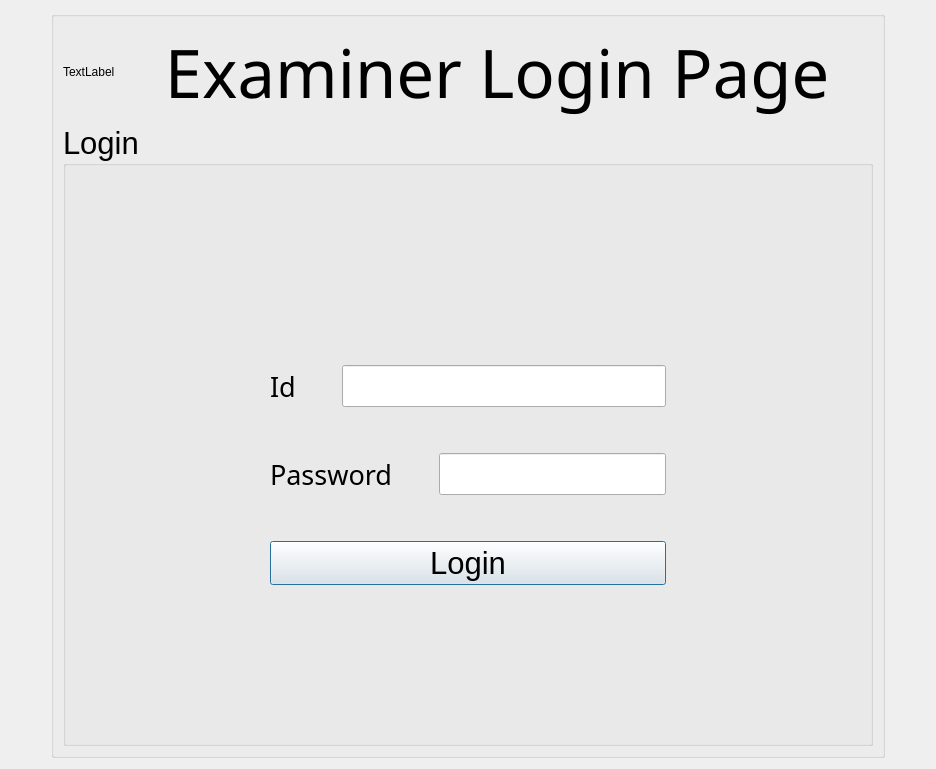
This is ExamSphereV1/examinerlogin.ui in BiratBC/ExamSphereV1 as Qt 5 draws it before an edit. The edited form follows.
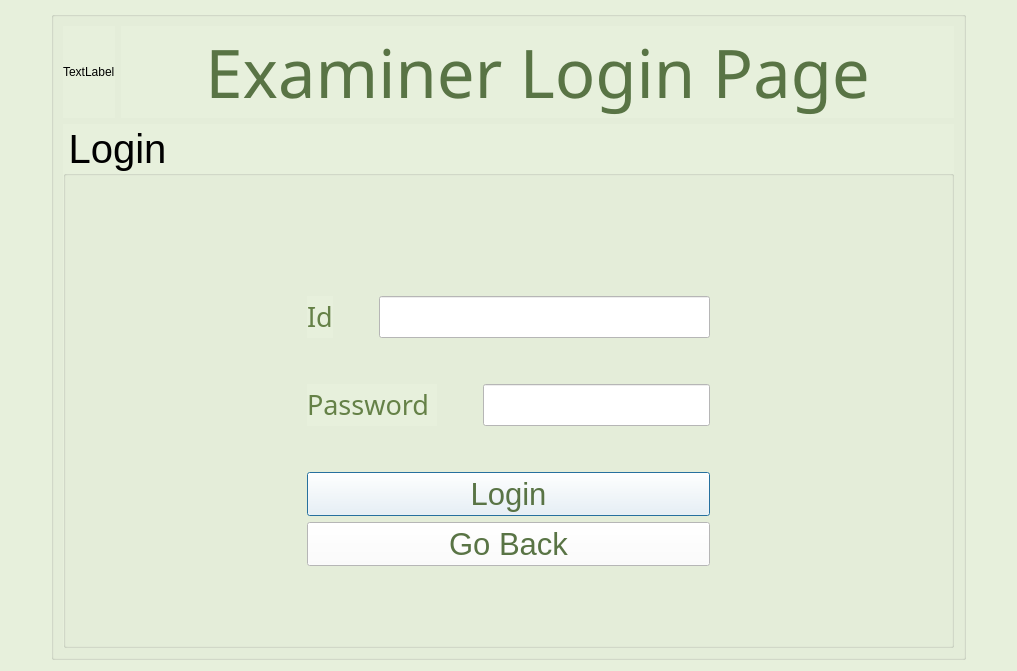
This is the edited form.

Patch:
```diff
--- a/ExamSphereV1/examinerlogin.ui
+++ b/ExamSphereV1/examinerlogin.ui
@@ -6,13 +6,16 @@
    <rect>
     <x>0</x>
     <y>0</y>
-    <width>936</width>
-    <height>769</height>
+    <width>1017</width>
+    <height>671</height>
    </rect>
   </property>
   <property name="windowTitle">
    <string>Dialog</string>
   </property>
+  <property name="styleSheet">
+   <string notr="true">background-color: rgb(231, 240, 220);</string>
+  </property>
   <layout class="QGridLayout" name="gridLayout_2">
    <item row="0" column="0">
     <spacer name="horizontalSpacer_6">
@@ -82,7 +85,7 @@
            </font>
           </property>
           <property name="text">
-           <string>Examiner Login Page</string>
+           <string>&lt;font color = #597445&gt;Examiner Login Page&lt;/font&gt;</string>
           </property>
           <property name="alignment">
            <set>Qt::AlignCenter</set>
@@ -96,9 +99,12 @@
         <property name="font">
          <font>
           <family>Ubuntu</family>
-          <pointsize>23</pointsize>
+          <pointsize>30</pointsize>
          </font>
         </property>
+        <property name="styleSheet">
+         <string notr="true">background-color: rgb(231, 240, 220);</string>
+        </property>
         <property name="title">
          <string>Login</string>
         </property>
@@ -132,7 +138,7 @@
                 </font>
                </property>
                <property name="text">
-                <string>Id</string>
+                <string>&lt;font color = #658147&gt;Id&lt;/font&gt;</string>
                </property>
                <property name="buddy">
                 <cstring>lineID</cstring>
@@ -163,6 +169,10 @@
                  <pointsize>18</pointsize>
                 </font>
                </property>
+               <property name="styleSheet">
+                <string notr="true">background-color: rgb(255, 255, 255);
+border-color: rgb(89, 116, 69);</string>
+               </property>
               </widget>
              </item>
             </layout>
@@ -194,7 +204,8 @@
                 </font>
                </property>
                <property name="text">
-                <string>Password</string>
+                <string>&lt;font color = #658147&gt;Password&lt;/font&gt;
+</string>
                </property>
                <property name="buddy">
                 <cstring>linePassword</cstring>
@@ -225,6 +236,10 @@
                  <pointsize>18</pointsize>
                 </font>
                </property>
+               <property name="styleSheet">
+                <string notr="true">background-color: rgb(255, 255, 255);
+border-color: rgb(89, 116, 69);</string>
+               </property>
               </widget>
              </item>
             </layout>
@@ -253,11 +268,34 @@
                <pointsize>23</pointsize>
               </font>
              </property>
+             <property name="styleSheet">
+              <string notr="true">border-color: rgb(89, 116, 69);
+color: rgb(89, 116, 69);
+background-color: rgb(255, 255, 255);</string>
+             </property>
              <property name="text">
               <string>Login</string>
              </property>
             </widget>
            </item>
+           <item>
+            <widget class="QPushButton" name="pushButton_2">
+             <property name="font">
+              <font>
+               <family>Ubuntu</family>
+               <pointsize>23</pointsize>
+              </font>
+             </property>
+             <property name="styleSheet">
+              <string notr="true">border-color: rgb(89, 116, 69);
+color: rgb(89, 116, 69);
+background-color: rgb(255, 255, 255);</string>
+             </property>
+             <property name="text">
+              <string>Go Back</string>
+             </property>
+            </widget>
+           </item>
           </layout>
          </item>
          <item row="2" column="2">
```
